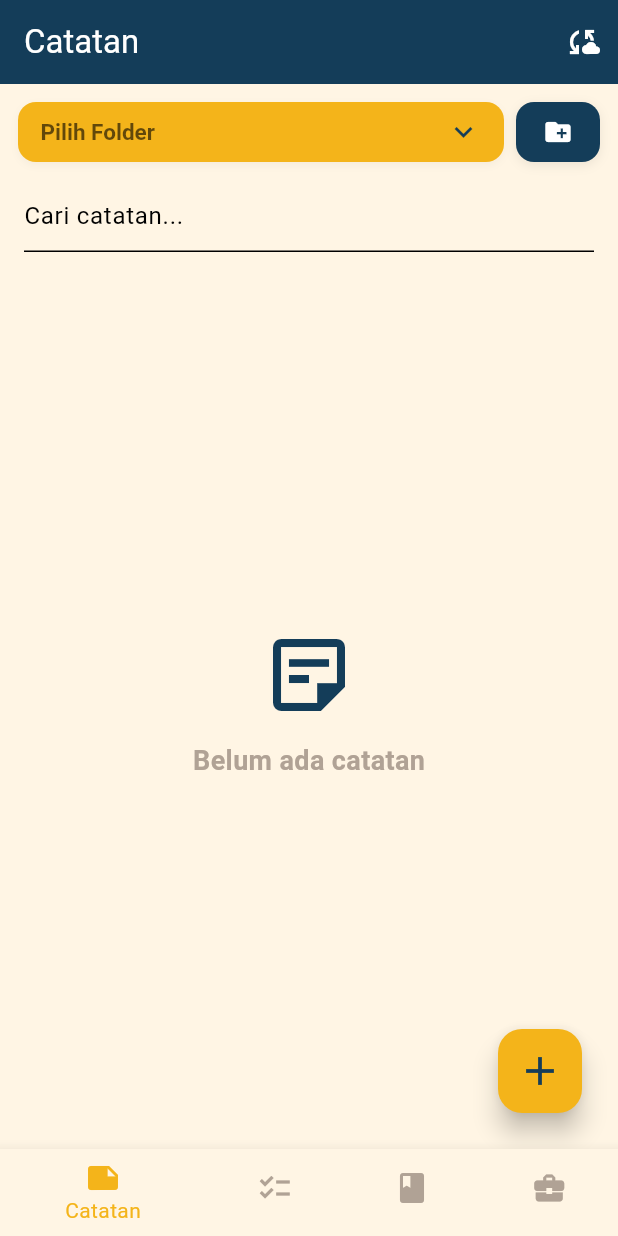
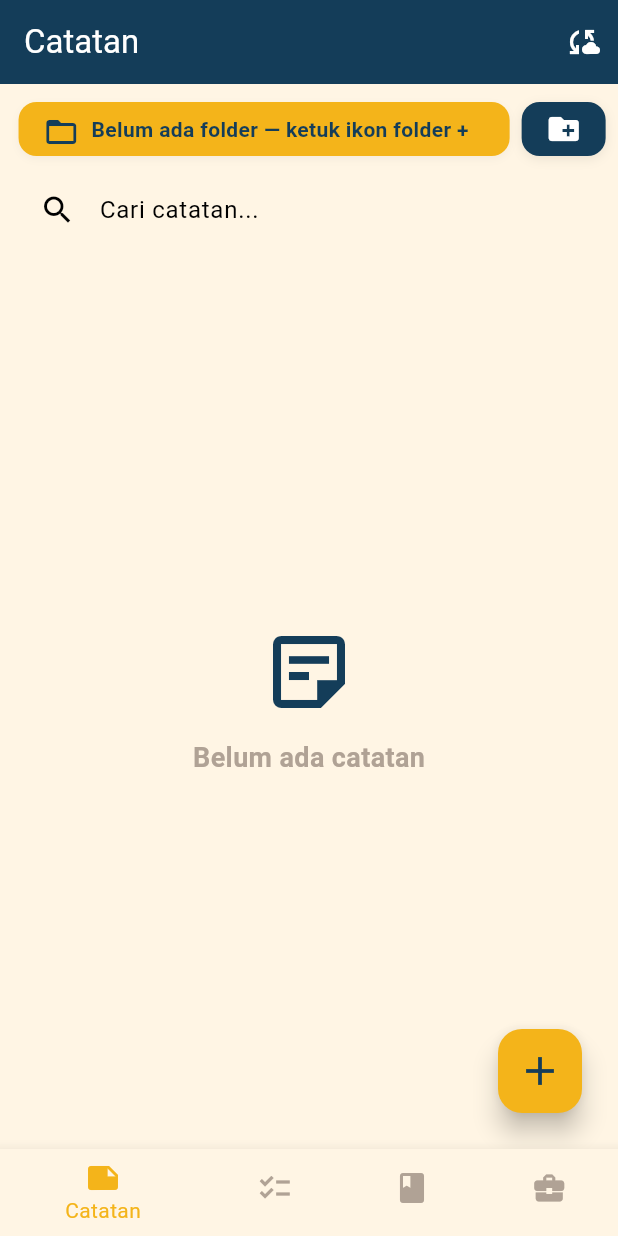
Before and after one commit to deka0305/catatan_simpel, a Flutter app: the screen it shows after launch, after a tap on the "add" icon, on a phone screen of 412 x 824 dp. Run offline on Flutter 3.47's test engine with Material 3 defaults, Android fonts, the light colour scheme and no system bars; our stand-ins replace share_plus, sqflite; accounts and stored records are empty.

Commit message:
perbaikan di halaman note di dropdown folder

```diff
--- a/lib/notes_page.dart
+++ b/lib/notes_page.dart
@@ -9,7 +9,6 @@
 class NotesPage extends StatefulWidget {
   const NotesPage({super.key});
 
-
   @override
   State<NotesPage> createState() => _NotesPageState();
 }
@@ -20,14 +19,18 @@
   List<Note> notes = [];
 
   String _searchQuery = '';
-  TextEditingController _searchController = TextEditingController();
-  Set<int> pinnedNoteIds = {};
+  final TextEditingController _searchController = TextEditingController();
+  final Set<int> pinnedNoteIds = {};
+
+  bool _loading = false;
+  String? _error;
 
   @override
   void initState() {
     super.initState();
     _loadFolders();
     _searchController.addListener(() {
+      if (!mounted) return;
       setState(() {
         _searchQuery = _searchController.text;
       });
@@ -38,6 +41,16 @@
   void dispose() {
     _searchController.dispose();
     super.dispose();
+  }
+
+  void _ensureValidSelectedFolder() {
+    if (folders.isEmpty) {
+      selectedFolderId = null;
+      return;
+    }
+    if (selectedFolderId == null || !folders.any((f) => f.id == selectedFolderId)) {
+      selectedFolderId = folders.first.id;
+    }
   }
 
   void _togglePin(Note note) {
@@ -56,7 +69,6 @@
       return note.title.toLowerCase().contains(query) ||
           note.content.toLowerCase().contains(query);
     }).toList();
-    // Pin diurutkan ke atas
     filtered.sort((a, b) {
       final aPinned = pinnedNoteIds.contains(a.id);
       final bPinned = pinnedNoteIds.contains(b.id);
@@ -68,18 +80,31 @@
   }
 
   Future<void> _loadFolders() async {
+    try {
+      if (mounted) setState(() { _loading = true; _error = null; });
       folders = await DatabaseHelper.instance.getFolders();
-    if (folders.isNotEmpty) {
-      selectedFolderId ??= folders.first.id;
-      _loadNotes();
+      _ensureValidSelectedFolder();
+      if (selectedFolderId != null) {
+        await _loadNotes();
       }
-    setState(() {});
+    } catch (e) {
+      _error = 'Gagal memuat folder: $e';
+    } finally {
+      if (mounted) setState(() { _loading = false; });
+    }
   }
 
   Future<void> _loadNotes() async {
+    try {
       if (selectedFolderId != null) {
         notes = await DatabaseHelper.instance.getNotes(selectedFolderId!);
-      setState(() {});
+      } else {
+        notes = [];
+      }
+    } catch (e) {
+      _error = 'Gagal memuat catatan: $e';
+    } finally {
+      if (mounted) setState(() {});
     }
   }
 
@@ -91,18 +116,22 @@
         title: const Text('Tambah Folder'),
         content: TextField(
           controller: controller,
-            decoration: const InputDecoration(hintText: 'Nama Folder')),
+          decoration: const InputDecoration(hintText: 'Nama Folder'),
+          textInputAction: TextInputAction.done,
+          onSubmitted: (_) => Navigator.of(context).pop(),
+        ),
         actions: [
           TextButton(
             onPressed: () => Navigator.pop(context),
-              child: const Text('Batal')),
+            child: const Text('Batal'),
+          ),
           TextButton(
             onPressed: () async {
-              if (controller.text.isNotEmpty) {
-                await DatabaseHelper.instance
-                    .insertFolder(NoteFolder(name: controller.text));
-                Navigator.pop(context);
-                _loadFolders();
+              final name = controller.text.trim();
+              if (name.isNotEmpty) {
+                await DatabaseHelper.instance.insertFolder(NoteFolder(name: name));
+                if (mounted) Navigator.pop(context);
+                await _loadFolders();
               }
             },
             child: const Text('Simpan'),
@@ -111,12 +140,14 @@
       ),
     );
   }
+
   void _goToSyncAllDataPage() {
     Navigator.push(
       context,
       MaterialPageRoute(builder: (context) => const SyncAllDataPage()),
     );
   }
+
   void _addNote() async {
     if (selectedFolderId == null) return;
     final result = await Navigator.push(
@@ -126,12 +157,21 @@
       ),
     );
     if (result == true) {
-      _loadNotes();
+      await _loadNotes();
     }
   }
 
   @override
   Widget build(BuildContext context) {
+    final w = MediaQuery.of(context).size.width;
+    double clamp(double v, double min, double max) => v < min ? min : (v > max ? max : v);
+    final horizontal = clamp(w * 0.04, 12, 24);
+    final left = clamp(w * 0.03, 10, 20);
+    final right = clamp(w * 0.02, 8, 16);
+    final minHeight = 48.0; // nyaman di HP
+    final fontSize = clamp(w * 0.038, 14, 18);
+    final iconSize = clamp(w * 0.045, 20, 24);
+
     return Scaffold(
       appBar: AppBar(
         title: const Text('Catatan'),
@@ -144,94 +184,126 @@
           ),
         ],
       ),
-      body: Stack(
+      body: SafeArea(
+        child: Stack(
           children: [
             Column(
               children: [
-              Row(
+                if (_loading) const LinearProgressIndicator(minHeight: 2),
+                if (_error != null)
+                  Padding(
+                    padding: const EdgeInsets.symmetric(horizontal: 16, vertical: 8),
+                    child: Row(
                       children: [
+                        const Icon(Icons.error_outline, color: Colors.red),
+                        const SizedBox(width: 8),
+                        Expanded(child: Text(_error!, style: const TextStyle(color: Colors.red))),
+                      ],
+                    ),
+                  ),
+
+                // ===================== TOP CONTROLS (FIXED) =====================
+                SizedBox(
+                  height: 56, // pastikan tidak infinite height
+                  child: Row(
+                    crossAxisAlignment: CrossAxisAlignment.center,
+                    children: [
+                      // DROPDOWN
                       Expanded(
                         child: Container(
-                      padding:
-                          const EdgeInsets.symmetric(horizontal: 15, vertical: 8),
-                      margin: const EdgeInsets.only(
-                          top: 12, left: 12, right: 8, bottom: 8),
+                          padding: EdgeInsets.symmetric(horizontal: horizontal, vertical: 8),
+                          margin: EdgeInsets.only(top: 12, left: left, right: 8, bottom: 8),
                           decoration: BoxDecoration(
-                        color: Color(0xFFF4B41A), // Yellow
+                            color: const Color(0xFFF4B41A),
                             borderRadius: BorderRadius.circular(12),
                             boxShadow: [
                               BoxShadow(
                                 color: Colors.black.withOpacity(0.04),
                                 blurRadius: 4,
-                            offset: Offset(0, 2),
+                                offset: const Offset(0, 2),
                               ),
                             ],
                           ),
-                      constraints: const BoxConstraints(maxHeight: 40),
-                      child: DropdownButtonHideUnderline(
+                          constraints: BoxConstraints(minHeight: minHeight),
+                          child: (folders.isEmpty)
+                              ? Row(
+                                  children: const [
+                                    Icon(Icons.folder_open, color: Color(0xFF143D59)),
+                                    SizedBox(width: 8),
+                                    Expanded(
+                                      child: Text(
+                                        'Belum ada folder — ketuk ikon folder +',
+                                        overflow: TextOverflow.ellipsis,
+                                        style: TextStyle(fontWeight: FontWeight.w600, color: Color(0xFF143D59)),
+                                      ),
+                                    ),
+                                  ],
+                                )
+                              : DropdownButtonHideUnderline(
                                   child: DropdownButton<int>(
-                          value: selectedFolderId,
+                                    value: folders.any((f) => f.id == selectedFolderId) ? selectedFolderId : null,
                                     hint: const Text('Pilih Folder'),
                                     borderRadius: BorderRadius.circular(10),
-                          dropdownColor: Color(0xFFFFF5E4),
-                          style: const TextStyle(
+                                    dropdownColor: const Color(0xFFFFF5E4),
+                                    isDense: true,
+                                    isExpanded: true,
+                                    style: TextStyle(
                                       fontWeight: FontWeight.w600,
-                              color: Color(0xFF143D59),
-                              fontSize: 15),
-                          icon: const Icon(Icons.keyboard_arrow_down,
-                              color: Color(0xFF143D59)),
-                          isDense: true,
+                                      color: const Color(0xFF143D59),
+                                      fontSize: fontSize,
+                                    ),
+                                    icon: Icon(Icons.keyboard_arrow_down, color: const Color(0xFF143D59), size: iconSize),
                                     items: folders
-                              .map((f) => DropdownMenuItem(
+                                        .map((f) => DropdownMenuItem<int>(
                                               value: f.id,
                                               child: Row(
                                                 children: [
-                                        const Icon(Icons.folder,
-                                            color: Color(0xFF143D59), size: 18),
-                                        SizedBox(width: 6),
-                                        Text(f.name),
+                                                  Icon(Icons.folder, color: const Color(0xFF143D59), size: iconSize - 2),
+                                                  const SizedBox(width: 6),
+                                                  Flexible(
+                                                    child: Text(
+                                                      f.name,
+                                                      overflow: TextOverflow.ellipsis,
+                                                    ),
+                                                  ),
                                                 ],
                                               ),
                                             ))
                                         .toList(),
-                          onChanged: (id) {
-                            setState(() {
-                              selectedFolderId = id;
-                              _loadNotes();
-                            });
+                                    onChanged: (id) async {
+                                      setState(() => selectedFolderId = id);
+                                      await _loadNotes();
                                     },
                                   ),
                                 ),
                         ),
                       ),
+
+                      // ACTION BUTTONS
                       Container(
-                    margin: const EdgeInsets.only(top: 12, right: 12, bottom: 8),
-                    padding:
-                        const EdgeInsets.symmetric(horizontal: 4, vertical: 4),
+                        margin: EdgeInsets.only(top: 12, right: right, bottom: 8),
+                        padding: const EdgeInsets.symmetric(horizontal: 4, vertical: 4),
                         decoration: BoxDecoration(
-                      color: Color(0xFF143D59), // Navy blue
+                          color: const Color(0xFF143D59),
                           borderRadius: BorderRadius.circular(12),
                           boxShadow: [
                             BoxShadow(
                               color: Colors.black.withOpacity(0.08),
                               blurRadius: 6,
-                          offset: Offset(0, 2),
+                              offset: const Offset(0, 2),
                             ),
                           ],
                         ),
-                    constraints: const BoxConstraints(
-                      maxHeight: 40,
-                    ),
+                        constraints: BoxConstraints(minHeight: minHeight),
                         child: Row(
                           mainAxisSize: MainAxisSize.min,
                           children: [
                             IconButton(
                               onPressed: _addFolder,
-                          icon: const Icon(Icons.create_new_folder,
-                              color: Colors.white, size: 20),
+                              icon: const Icon(Icons.create_new_folder, color: Colors.white),
                               tooltip: 'Buat Folder',
                               padding: EdgeInsets.zero,
-                          constraints: BoxConstraints(),
+                              constraints: const BoxConstraints(),
                             ),
                             if (selectedFolderId != null)
                               IconButton(
@@ -240,117 +312,104 @@
                                     context: context,
                                     builder: (context) => AlertDialog(
                                       title: const Text('Hapus Folder'),
-                                  content: const Text(
-                                      'Yakin ingin menghapus folder beserta seluruh catatan di dalamnya?'),
+                                      content: const Text('Yakin ingin menghapus folder beserta seluruh catatan di dalamnya?'),
                                       actions: [
                                         TextButton(
-                                      onPressed: () =>
-                                          Navigator.pop(context, false),
+                                          onPressed: () => Navigator.pop(context, false),
                                           child: const Text('Batal'),
                                         ),
                                         TextButton(
-                                      onPressed: () =>
-                                          Navigator.pop(context, true),
-                                      child: const Text('Hapus',
-                                          style: TextStyle(color: Colors.red)),
+                                          onPressed: () => Navigator.pop(context, true),
+                                          child: const Text('Hapus', style: TextStyle(color: Colors.red)),
                                         ),
                                       ],
                                     ),
                                   );
                                   if (confirm == true) {
-                                await DatabaseHelper.instance
-                                    .deleteFolder(selectedFolderId!);
+                                    await DatabaseHelper.instance.deleteFolder(selectedFolderId!);
                                     selectedFolderId = null;
-                                _loadFolders();
+                                    await _loadFolders();
                                   }
                                 },
-                            icon:
-                                const Icon(Icons.delete, color: Colors.redAccent),
+                                icon: const Icon(Icons.delete, color: Colors.redAccent),
                                 tooltip: 'Hapus Folder',
                                 padding: EdgeInsets.zero,
-                            constraints: BoxConstraints(),
+                                constraints: const BoxConstraints(),
                               ),
                           ],
                         ),
                       ),
                     ],
                   ),
+                ),
+                // =================== END TOP CONTROLS (FIXED) ===================
+
+                // SEARCH
                 Padding(
-                padding: const EdgeInsets.symmetric(horizontal: 16, vertical: 4),
+                  padding: EdgeInsets.symmetric(horizontal: left + 2, vertical: 4),
                   child: TextField(
                     controller: _searchController,
-                  decoration: InputDecoration(hintText: 'Cari catatan...'),
+                    textInputAction: TextInputAction.search,
+                    decoration: InputDecoration(
+                      hintText: 'Cari catatan...',
+                      prefixIcon: const Icon(Icons.search),
+                      filled: true,
+                      fillColor: const Color(0xFFFFF5E4),
+                      contentPadding: const EdgeInsets.symmetric(vertical: 12, horizontal: 12),
+                      border: OutlineInputBorder(
+                        borderRadius: BorderRadius.circular(12),
+                        borderSide: BorderSide.none,
                       ),
                     ),
+                  ),
+                ),
+
+                // LIST
                 Expanded(
                   child: _filteredNotes().isEmpty
-                    ? Center(
-                        child: Column(
-                          mainAxisAlignment: MainAxisAlignment.center,
-                          children: [
-                            Icon(Icons.sticky_note_2_outlined,
-                                size: 64, color: Color(0xFF143D59)),
-                            SizedBox(height: 12),
-                            Text(
-                              'Belum ada catatan',
-                              style: TextStyle(
-                                  color: Color(0xFFB0A295),
-                                  fontSize: 18,
-                                  fontWeight: FontWeight.w600),
-                            ),
-                          ],
-                        ),
-                      )
+                      ? const _EmptyState()
                       : ListView.separated(
                           itemCount: _filteredNotes().length,
                           separatorBuilder: (context, i) => Padding(
-                          padding: const EdgeInsets.symmetric(horizontal: 16),
-                          child: Divider(
-                            color: Color(0xFFF4B41A), // Yellow
+                            padding: EdgeInsets.symmetric(horizontal: left + 4),
+                            child: const Divider(
+                              color: Color(0xFFF4B41A),
                               thickness: 1.2,
                               height: 8,
-                            endIndent: 0,
-                            indent: 0,
                             ),
                           ),
                           itemBuilder: (context, i) {
                             final note = _filteredNotes()[i];
+                            final isPinned = pinnedNoteIds.contains(note.id);
                             return Dismissible(
                               key: ValueKey(note.id),
                               direction: DismissDirection.endToStart,
                               background: Container(
                                 alignment: Alignment.centerRight,
                                 padding: const EdgeInsets.symmetric(horizontal: 24),
-                              margin: const EdgeInsets.symmetric(
-                                  horizontal: 8, vertical: 4),
+                                margin: const EdgeInsets.symmetric(horizontal: 8, vertical: 4),
                                 decoration: BoxDecoration(
-                                color: Color(0xFF143D59), // Navy blue
+                                  color: const Color(0xFF143D59),
                                   borderRadius: BorderRadius.circular(16),
                                 ),
-                              child: const Icon(Icons.delete,
-                                  color: Colors.white, size: 28),
+                                child: const Icon(Icons.delete, color: Colors.white, size: 28),
                               ),
                               onDismissed: (direction) async {
                                 await DatabaseHelper.instance.deleteNote(note.id!);
-                              _loadNotes();
+                                await _loadNotes();
                               },
                               child: Card(
-                              color: pinnedNoteIds.contains(note.id)
-                                  ? Color(0xFFFFE082)
-                                  : Color(0xFFFFF5E4),
+                                color: isPinned ? const Color(0xFFFFE082) : const Color(0xFFFFF5E4),
                                 elevation: 3,
-                              margin: const EdgeInsets.symmetric(
-                                  horizontal: 8, vertical: 4),
+                                margin: const EdgeInsets.symmetric(horizontal: 8, vertical: 4),
                                 shape: RoundedRectangleBorder(
                                   borderRadius: BorderRadius.circular(16),
                                 ),
                                 child: ListTile(
-                                contentPadding: const EdgeInsets.symmetric(
-                                    horizontal: 20, vertical: 12),
-                                leading: CircleAvatar(
+                                  contentPadding: const EdgeInsets.symmetric(horizontal: 20, vertical: 12),
+                                  leading: const CircleAvatar(
                                     backgroundColor: Color(0xFFF4B41A),
-                                  child:
-                                      Icon(Icons.notes, color: Color(0xFF143D59)),
+                                    child: Icon(Icons.notes, color: Color(0xFF143D59)),
                                   ),
                                   title: Row(
                                     children: [
@@ -366,15 +425,11 @@
                                       ),
                                       IconButton(
                                         icon: Icon(
-                                        pinnedNoteIds.contains(note.id)
-                                            ? Icons.push_pin
-                                            : Icons.push_pin_outlined,
-                                        color: Color(0xFFF4B41A),
+                                          isPinned ? Icons.push_pin : Icons.push_pin_outlined,
+                                          color: const Color(0xFFF4B41A),
                                           size: 20,
                                         ),
-                                      tooltip: pinnedNoteIds.contains(note.id)
-                                          ? 'Unpin'
-                                          : 'Pin',
+                                        tooltip: isPinned ? 'Unpin' : 'Pin',
                                         onPressed: () => _togglePin(note),
                                       ),
                                     ],
@@ -383,19 +438,17 @@
                                     note.content,
                                     maxLines: 2,
                                     overflow: TextOverflow.ellipsis,
-                                  style:
-                                      const TextStyle(color: Color(0xFFB0A295)),
+                                    style: const TextStyle(color: Color(0xFFB0A295)),
                                   ),
                                   onTap: () async {
                                     final result = await Navigator.push(
                                       context,
                                       MaterialPageRoute(
-                                      builder: (context) => ViewNotePage(
-                                          note: note, isEditing: true),
+                                        builder: (context) => ViewNotePage(note: note, isEditing: true),
                                       ),
                                     );
                                     if (result == true) {
-                                    _loadNotes();
+                                      await _loadNotes();
                                     }
                                   },
                                   onLongPress: () {
@@ -410,6 +463,8 @@
                 ),
               ],
             ),
+
+            // FAB
             Positioned(
               bottom: 24,
               right: 24,
@@ -426,6 +481,32 @@
             ),
           ],
         ),
+      ),
     );
   }
 }
+
+class _EmptyState extends StatelessWidget {
+  const _EmptyState();
+
+  @override
+  Widget build(BuildContext context) {
+    return Center(
+      child: Column(
+        mainAxisAlignment: MainAxisAlignment.center,
+        children: const [
+          Icon(Icons.sticky_note_2_outlined, size: 64, color: Color(0xFF143D59)),
+          SizedBox(height: 12),
+          Text(
+            'Belum ada catatan',
+            style: TextStyle(
+              color: Color(0xFFB0A295),
+              fontSize: 18,
+              fontWeight: FontWeight.w600,
+            ),
+          ),
+        ],
+      ),
+    );
+  }
+}
```
Also changed, not shown: lib/usaha_page.dart (+24 -12 lines). Lines whose indentation alone changed are shown as unchanged.
